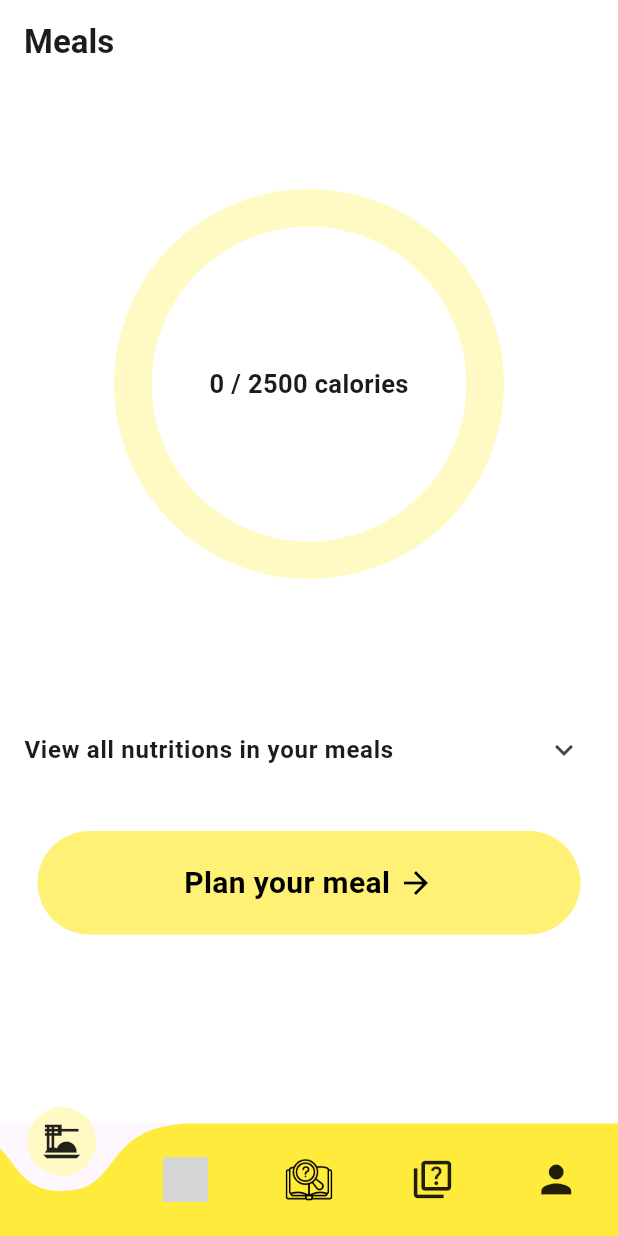
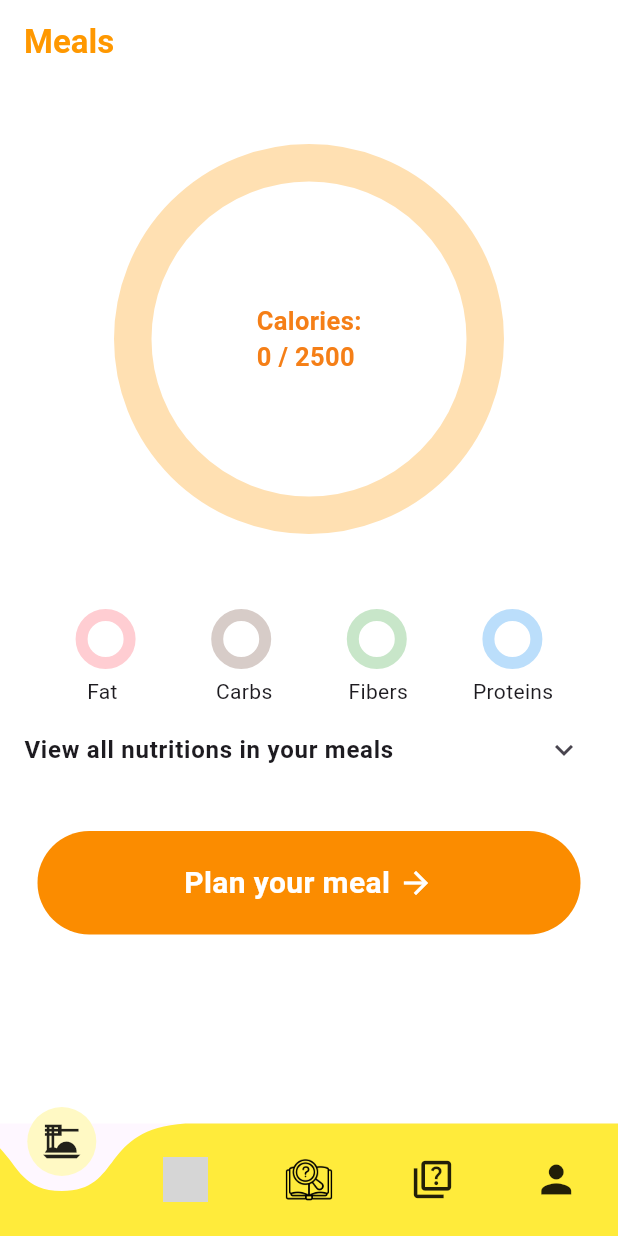
Before and after one commit to qu-ngx/DeFat, a Flutter app: the screen it shows after launch, after a tap on "Skip", after a tap on "Done", on a phone screen of 412 x 824 dp. Run offline on Flutter 3.47's test engine with Material 3 defaults, Android fonts, the light colour scheme and no system bars; drawn by our look-alikes of curved_navigation_bar, percent_indicator; our stand-ins replace cloud_firestore, firebase_auth, firebase_core, firebase_storage, image_picker, random_string and 1 more; missing offline and left inert: tflite_flutter; accounts and stored records are empty; network calls fail; grey boxes are pictures that could not be loaded.

Commit message:
brushed up login logout + meal planner

```diff
--- a/lib/components/button.dart
+++ b/lib/components/button.dart
@@ -11,7 +11,7 @@ class MyButton extends StatelessWidget {
       onTap: onTap,
       child: Container(
         decoration: BoxDecoration(
-            color: Colors.yellow[300], borderRadius: BorderRadius.circular(40)),
+            color: Colors.orange[600], borderRadius: BorderRadius.circular(40)),
         padding: const EdgeInsets.all(20),
         child: Row(
           mainAxisAlignment: MainAxisAlignment.center,
@@ -19,14 +19,14 @@ class MyButton extends StatelessWidget {
             Text(
               text,
               style: const TextStyle(
-                  color: Colors.black,
+                  color: Colors.white,
                   fontWeight: FontWeight.bold,
                   fontSize: 20),
             ),
             // icon
             const Icon(
               Icons.arrow_forward,
-              color: Colors.black,
+              color: Colors.white,
             ),
           ],
         ),
--- a/lib/components/loginout_button.dart
+++ b/lib/components/loginout_button.dart
@@ -15,12 +15,13 @@ class SignInOutButton extends StatelessWidget {
           padding: const EdgeInsets.all(25),
           margin: const EdgeInsets.symmetric(horizontal: 25),
           decoration: BoxDecoration(
-              color: Colors.yellow, borderRadius: BorderRadius.circular(50)),
+              color: Colors.orange.shade600,
+              borderRadius: BorderRadius.circular(50)),
           child: Center(
               child: Text(
             signState,
             style: const TextStyle(
-              color: Colors.black,
+              color: Colors.white,
               fontWeight: FontWeight.bold,
               fontSize: 15,
             ),
--- a/lib/pages/authenticator/login_page.dart
+++ b/lib/pages/authenticator/login_page.dart
@@ -61,7 +61,7 @@ class _LoginPageState extends State<LoginPage> {
   @override
   Widget build(BuildContext context) {
     return Scaffold(
-      backgroundColor: Colors.orange[100],
+      backgroundColor: Colors.white,
       body: SafeArea(
           child: Center(
         child: SingleChildScrollView(
@@ -77,11 +77,20 @@ class _LoginPageState extends State<LoginPage> {
               const SizedBox(height: 50),
               const Text(
                 "Welcome to NuFit.",
-                style: TextStyle(color: Colors.grey, fontSize: 15),
+                style: TextStyle(
+                    color: Colors.orange,
+                    fontSize: 18,
+                    fontWeight: FontWeight.bold),
               ),
-              const Text(
+              const SizedBox(
+                height: 5,
+              ),
+              Text(
                 "Ready for a fitter body and healthier meals?",
-                style: TextStyle(color: Colors.grey, fontSize: 15),
+                style: TextStyle(
+                    color: Colors.orange.shade300,
+                    fontSize: 14,
+                    fontWeight: FontWeight.bold),
               ),
               const SizedBox(height: 25),
 
--- a/lib/pages/meal_planner/meal_planner_page.dart
+++ b/lib/pages/meal_planner/meal_planner_page.dart
@@ -36,7 +36,7 @@ class _MealPlannerPageState extends State<MealPlannerPage> {
         automaticallyImplyLeading: false,
         title: const Text(
           "Meals",
-          style: TextStyle(fontWeight: FontWeight.bold),
+          style: TextStyle(fontWeight: FontWeight.bold, color: Colors.orange),
         ),
         backgroundColor: Colors.transparent,
       ),
@@ -46,23 +46,68 @@ class _MealPlannerPageState extends State<MealPlannerPage> {
                   mainAxisAlignment: MainAxisAlignment.center,
                   children: [
                     const SizedBox(
-                      height: 70,
+                      height: 40,
                     ),
                     Center(
                         child: CircularPercentIndicator(
                       radius: 130,
                       lineWidth: 25,
                       percent: value.totalCaloriesCount() / 2500,
-                      progressColor: Colors.yellow,
-                      backgroundColor: Colors.yellow.shade100,
+                      progressColor: Colors.orange,
+                      backgroundColor: Colors.orange.shade100,
                       circularStrokeCap: CircularStrokeCap.round,
                       center: Text(
-                        "${value.totalCaloriesCount()} / 2500 calories",
-                        style: const TextStyle(
-                            fontWeight: FontWeight.bold, fontSize: 17),
+                        "Calories:\n${value.totalCaloriesCount()} / 2500",
+                        style: TextStyle(
+                            fontWeight: FontWeight.bold,
+                            fontSize: 17,
+                            color: Colors.yellow.shade900),
                       ),
                     )),
-                    const SizedBox(height: 85),
+                    const SizedBox(
+                      height: 50,
+                    ),
+                    Row(
+                      mainAxisAlignment: MainAxisAlignment.spaceEvenly,
+                      children: [
+                        CircularPercentIndicator(
+                          radius: 20,
+                          lineWidth: 8,
+                          progressColor: Colors.red,
+                          backgroundColor: Colors.red.shade100,
+                        ),
+                        CircularPercentIndicator(
+                          radius: 20,
+                          lineWidth: 8,
+                          progressColor: Colors.brown,
+                          backgroundColor: Colors.brown.shade100,
+                        ),
+                        CircularPercentIndicator(
+                          radius: 20,
+                          lineWidth: 8,
+                          progressColor: Colors.green,
+                          backgroundColor: Colors.green.shade100,
+                        ),
+                        CircularPercentIndicator(
+                          radius: 20,
+                          lineWidth: 8,
+                          progressColor: Colors.blue,
+                          backgroundColor: Colors.blue.shade100,
+                        ),
+                      ],
+                    ),
+                    const SizedBox(
+                      height: 5,
+                    ),
+                    const Row(
+                      mainAxisAlignment: MainAxisAlignment.spaceEvenly,
+                      children: [
+                        Text("    Fat     "),
+                        Text(" Carbs"),
+                        Text("  Fibers"),
+                        Text("Proteins")
+                      ],
+                    ),
                     Container(
                       color: Colors.transparent,
                       child: ExpansionTile(
@@ -75,8 +120,8 @@ class _MealPlannerPageState extends State<MealPlannerPage> {
                           CircularPercentIndicator(
                             radius: 90,
                             lineWidth: 17,
-                            progressColor: Colors.orange,
-                            backgroundColor: Colors.orange.shade100,
+                            progressColor: Colors.red,
+                            backgroundColor: Colors.red.shade100,
                             circularStrokeCap: CircularStrokeCap.round,
                             center: Text(
                               "   Fat \n ${value.totalFatCount()} / 50",
@@ -88,8 +133,8 @@ class _MealPlannerPageState extends State<MealPlannerPage> {
                           CircularPercentIndicator(
                             radius: 90,
                             lineWidth: 17,
-                            progressColor: Colors.red,
-                            backgroundColor: Colors.red.shade100,
+                            progressColor: Colors.brown,
+                            backgroundColor: Colors.brown.shade100,
                             circularStrokeCap: CircularStrokeCap.round,
                             center: Text(
                               " Carbs \n ${value.totalCarbsCount()} / 50",
```
Also changed, not shown: lib/components/food_tile.dart (+32 -6 lines), lib/pages/authenticator/register_page.dart (+16 -3 lines), lib/pages/quizz/quizz_page.dart (+7 -0 lines).
